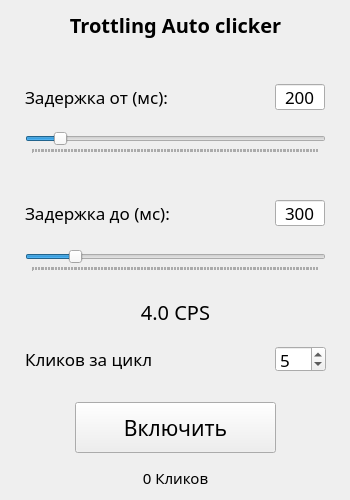
Old version of the form form.ui in the repository trottling/Simple-Auto-Clicker.
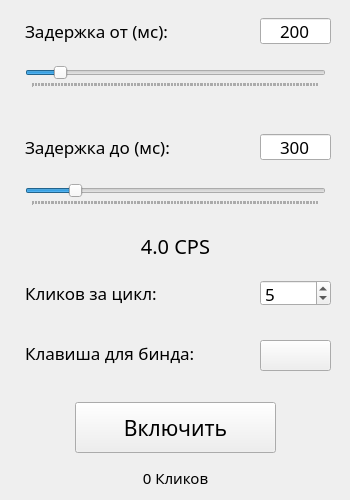
New version of the form.

The edit to the form file:
```diff
--- a/form.ui
+++ b/form.ui
@@ -36,7 +36,7 @@
     <property name="geometry">
      <rect>
       <x>25</x>
-      <y>132</y>
+      <y>66</y>
       <width>301</width>
       <height>22</height>
      </rect>
@@ -77,36 +77,12 @@
      <number>10</number>
     </property>
    </widget>
-   <widget class="QLabel" name="label">
-    <property name="geometry">
-     <rect>
-      <x>0</x>
-      <y>0</y>
-      <width>351</width>
-      <height>50</height>
-     </rect>
-    </property>
-    <property name="font">
-     <font>
-      <family>Segoe Fluent Icons</family>
-      <pointsize>15</pointsize>
-      <weight>75</weight>
-      <bold>true</bold>
-     </font>
-    </property>
-    <property name="text">
-     <string>Trottling Auto clicker</string>
-    </property>
-    <property name="alignment">
-     <set>Qt::AlignCenter</set>
-    </property>
-   </widget>
    <widget class="QLabel" name="label_2">
     <property name="geometry">
      <rect>
       <x>25</x>
-      <y>84</y>
-      <width>151</width>
+      <y>18</y>
+      <width>161</width>
       <height>26</height>
      </rect>
     </property>
@@ -124,8 +100,8 @@
     <property name="geometry">
      <rect>
       <x>25</x>
-      <y>200</y>
-      <width>151</width>
+      <y>134</y>
+      <width>161</width>
       <height>26</height>
      </rect>
     </property>
@@ -143,7 +119,7 @@
     <property name="geometry">
      <rect>
       <x>25</x>
-      <y>250</y>
+      <y>184</y>
       <width>301</width>
       <height>22</height>
      </rect>
@@ -185,7 +161,7 @@
     <property name="geometry">
      <rect>
       <x>25</x>
-      <y>297</y>
+      <y>231</y>
       <width>301</width>
       <height>30</height>
      </rect>
@@ -225,9 +201,9 @@
    <widget class="QLineEdit" name="sleep_up_lineEdit">
     <property name="geometry">
      <rect>
-      <x>275</x>
-      <y>84</y>
-      <width>50</width>
+      <x>260</x>
+      <y>18</y>
+      <width>71</width>
       <height>26</height>
      </rect>
     </property>
@@ -259,9 +235,9 @@
    <widget class="QLineEdit" name="sleep_to_lineEdit">
     <property name="geometry">
      <rect>
-      <x>275</x>
-      <y>200</y>
-      <width>50</width>
+      <x>260</x>
+      <y>134</y>
+      <width>71</width>
       <height>26</height>
      </rect>
     </property>
@@ -316,8 +292,8 @@
     <property name="geometry">
      <rect>
       <x>25</x>
-      <y>346</y>
-      <width>126</width>
+      <y>280</y>
+      <width>151</width>
       <height>26</height>
      </rect>
     </property>
@@ -334,9 +310,9 @@
    <widget class="QSpinBox" name="spinBox_cycle_clicks">
     <property name="geometry">
      <rect>
-      <x>275</x>
-      <y>346</y>
-      <width>51</width>
+      <x>260</x>
+      <y>280</y>
+      <width>71</width>
       <height>26</height>
      </rect>
     </property>
@@ -353,6 +329,38 @@
      <number>5</number>
     </property>
    </widget>
+   <widget class="QLabel" name="label_cycle_clicks_2">
+    <property name="geometry">
+     <rect>
+      <x>25</x>
+      <y>340</y>
+      <width>171</width>
+      <height>26</height>
+     </rect>
+    </property>
+    <property name="font">
+     <font>
+      <family>Segoe Fluent Icons</family>
+      <pointsize>13</pointsize>
+     </font>
+    </property>
+    <property name="text">
+     <string>Клавиша для бинда:</string>
+    </property>
+   </widget>
+   <widget class="QPushButton" name="key_bind_pushButton">
+    <property name="geometry">
+     <rect>
+      <x>260</x>
+      <y>340</y>
+      <width>71</width>
+      <height>31</height>
+     </rect>
+    </property>
+    <property name="text">
+     <string/>
+    </property>
+   </widget>
   </widget>
  </widget>
  <resources/>
```
Left out of the diff: 2 changed lines with no effect on the pictures.
